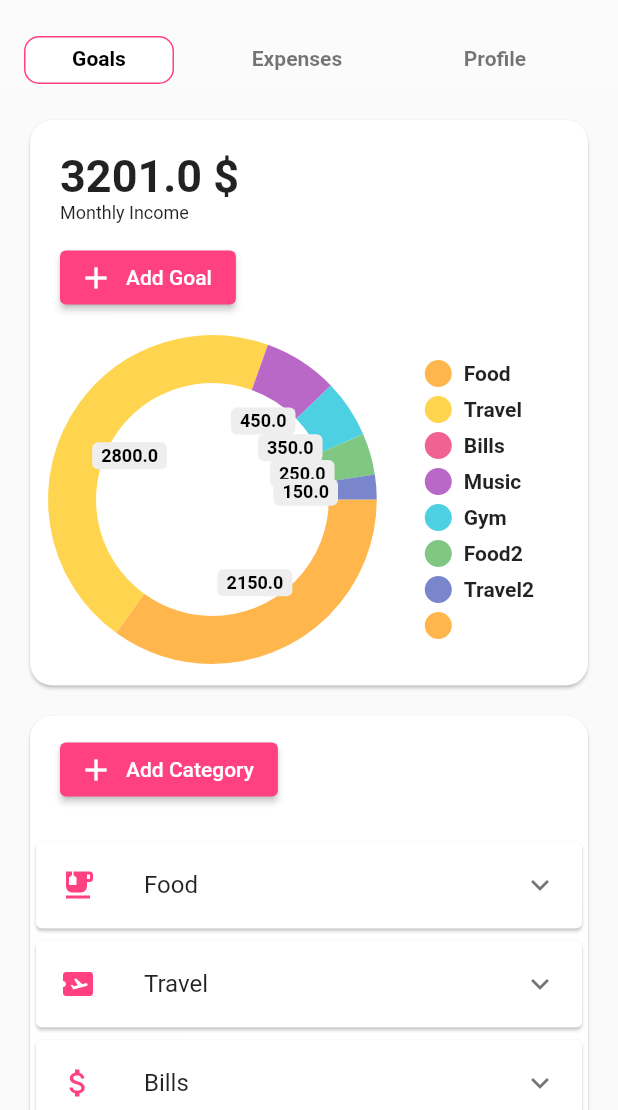
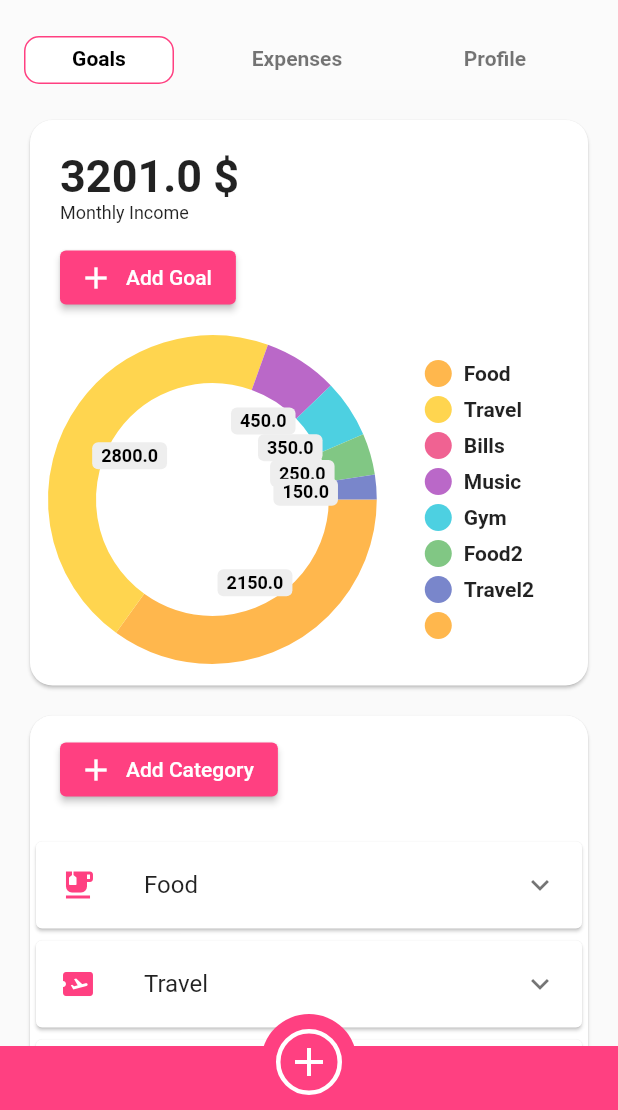
Before and after one commit to cezarmocanu/budgeto, a Flutter app: the AddCategory screen opened by its route, after a tap on "Add Category", on a phone screen of 412 x 824 dp, the part 126-1236 px from its top. Run offline on Flutter 3.47's test engine with Material 2 defaults, Android fonts, the phone set to English and light mode, and no system bars; drawn by our look-alikes of pie_chart.

Commit message:
[ncDQesem] Created add payment expense button and created scaffold for wizzard

```diff
--- a/lib/constants/routes.dart
+++ b/lib/constants/routes.dart
@@ -6,6 +6,7 @@ enum RoutesEnum {
   AddGoal,
   AddCategory,
   AddExpense,
+  WizzardStep1,
 }
 
 const Map<RoutesEnum, String> ROUTES_MAP = {
@@ -13,7 +14,8 @@ const Map<RoutesEnum, String> ROUTES_MAP = {
   RoutesEnum.AddGoal: '/addGoal',
   RoutesEnum.Onboard: '/onboard',
   RoutesEnum.AddCategory: '/addCategory',
-  RoutesEnum.AddExpense: '/addExpense'
+  RoutesEnum.AddExpense: '/addExpense',
+  RoutesEnum.WizzardStep1: '/wizzard/1',
 };
 
 void goTo(BuildContext context, RoutesEnum route) {
--- a/lib/main.dart
+++ b/lib/main.dart
@@ -2,6 +2,7 @@ import 'package:budgeto_flutter/change-notifiers/app-model.dart';
 import 'package:budgeto_flutter/constants/routes.dart';
 import 'package:budgeto_flutter/screens/add_category.dart';
 import 'package:budgeto_flutter/screens/add_expense.dart';
+import 'package:budgeto_flutter/screens/add_expense_wizzard/wizzard_step_1.dart';
 import 'package:budgeto_flutter/screens/add_goal.dart';
 import 'package:budgeto_flutter/screens/dashboard.dart';
 import 'package:budgeto_flutter/screens/onboard.dart';
@@ -19,13 +20,14 @@ class MyApp extends StatelessWidget {
   @override
   Widget build(BuildContext context) {
     return MaterialApp(
-      initialRoute: ROUTES_MAP[RoutesEnum.Onboard]!,
+      // initialRoute: ROUTES_MAP[RoutesEnum.Onboard]!,
       routes: {
         ROUTES_MAP[RoutesEnum.Onboard]!: (context) => Onboard(),
         ROUTES_MAP[RoutesEnum.Dashboard]!: (context) => Dashboard(),
         ROUTES_MAP[RoutesEnum.AddGoal]!: (context) => AddGoal(),
         ROUTES_MAP[RoutesEnum.AddCategory]!: (context) => AddCategory(),
         ROUTES_MAP[RoutesEnum.AddExpense]!: (context) => AddExpense(),
+        ROUTES_MAP[RoutesEnum.WizzardStep1]!: (context) => WizzardStep1(),
       },
     );
   }
--- a/lib/screens/dashboard.dart
+++ b/lib/screens/dashboard.dart
@@ -1,4 +1,5 @@
 import 'package:budgeto_flutter/change-notifiers/app-model.dart';
+import 'package:budgeto_flutter/constants/routes.dart';
 import 'package:budgeto_flutter/dashboard-tabs/expenses-tab.dart';
 import 'package:budgeto_flutter/dashboard-tabs/profile-tab.dart';
 import 'package:budgeto_flutter/strings/strings.dart';
@@ -144,15 +145,88 @@ class Dashboard extends StatelessWidget {
               ),
             ),
           ),
-          body: TabBarView(
-            children: [
-              GoalsTab(),
-              ExpensesTab(),
-              ProfileTab(),
-            ],
+          body: SafeArea(
+            child: Stack(
+              children: [
+                TabBarView(
+                  children: [
+                    GoalsTab(),
+                    ExpensesTab(),
+                    ProfileTab(),
+                  ],
+                ),
+                //TODO add text underneath icons to make them more intuitive
+                Positioned(
+                  bottom: 0,
+                  child: Stack(
+                    alignment: Alignment.bottomCenter,
+                    children: [
+                      Container(
+                        width: MediaQuery.of(context).size.width,
+                        height: 2 / 3 * APPBAR_HEIGHT,
+                        color: Colors.pinkAccent,
+                      ),
+                      Container(
+                        //TODO make this have a relative size
+                        width: 64,
+                        height: 64,
+                        decoration: BoxDecoration(
+                          borderRadius: BorderRadius.all(
+                            Radius.circular(32),
+                          ),
+                          color: Colors.pinkAccent,
+                        ),
+                        child: Padding(
+                          padding: EdgeInsets.all(10),
+                          child: _IconButton(
+                            onClick: () {
+                              goTo(context, RoutesEnum.WizzardStep1);
+                            },
+                            icon: Icons.add,
+                          ),
+                        ),
+                      ),
+                    ],
+                  ),
+                )
+              ],
+            ),
           ),
         ),
       ),
     );
   }
 }
+
+class _IconButton extends StatelessWidget {
+  final Function() onClick;
+  final IconData icon;
+
+  _IconButton({
+    required this.onClick,
+    required this.icon,
+  });
+
+  @override
+  Widget build(BuildContext context) {
+    return GestureDetector(
+      onTap: onClick,
+      child: Container(
+        child: Icon(
+          Icons.add,
+          color: Colors.white,
+          size: 32,
+        ),
+        decoration: BoxDecoration(
+          borderRadius: BorderRadius.all(
+            Radius.circular(32),
+          ),
+          border: Border.all(
+            width: 3,
+            color: Colors.white,
+          ),
+        ),
+      ),
+    );
+  }
+}
```
Also changed, not shown: lib/models/payment.dart (added, +45 -0 lines), lib/screens/add_expense_wizzard/wizzard_step_1.dart (added, +24 -0 lines).
